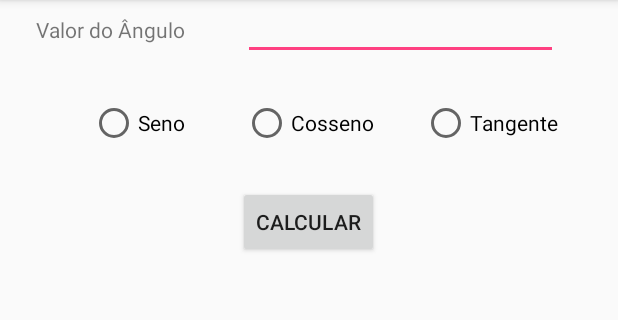
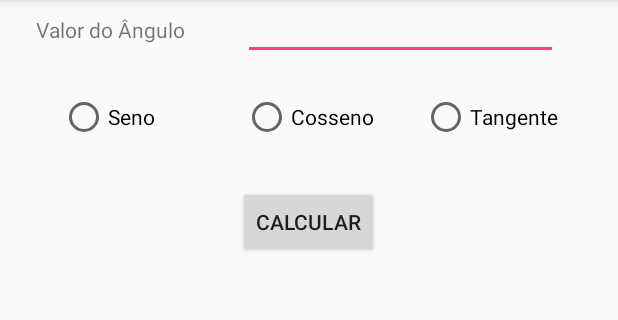
Before and after one commit to SenaiRaulChristian/calculoAngulo, an Android app: the screen it shows after launch (MainActivity), on a phone screen of 412 x 824 dp, the part 84-404 px from its top. Run offline under Robolectric (Android 15) with nearby library versions, the phone set to English and light mode, and no system bars.

Commit message:
Commit do log
unclusão de log

```diff
--- a/app/src/main/java/br/com/rafaelleme/senai/calculoangulo/MainActivity.java
+++ b/app/src/main/java/br/com/rafaelleme/senai/calculoangulo/MainActivity.java
@@ -3,6 +3,7 @@ package br.com.rafaelleme.senai.calculoangulo;
 import android.support.v7.app.AlertDialog;
 import android.support.v7.app.AppCompatActivity;
 import android.os.Bundle;
+import android.util.Log;
 import android.view.View;
 import android.widget.Button;
 import android.widget.EditText;
@@ -32,6 +33,8 @@ public class MainActivity extends AppCompatActivity implements View.OnClickListe
         rbCosseno.setOnClickListener(this);
         rbTang.setOnClickListener(this);
         btCalcular.setOnClickListener(this);
+
+        Log.i("SENAI", "Esse é o meu primeiro LOG");
     }
 
     public double calcularSeno(double angulo){
@@ -67,7 +70,7 @@ public class MainActivity extends AppCompatActivity implements View.OnClickListe
         digAlerta = new AlertDialog.Builder( this).create();
         digAlerta.setTitle(titulo);
         //String valorFormatado = String.format("0.2%", valorCalculado);
-        DecimalFormat format = new DecimalFormat( "0.0002");
+        DecimalFormat format = new DecimalFormat( "0.0000");
         String valorFormatado = format.format(valorCalculado);
         digAlerta.setMessage(String.valueOf(valorFormatado));
         digAlerta.show();
--- a/app/src/main/res/layout/activity_main.xml
+++ b/app/src/main/res/layout/activity_main.xml
@@ -21,9 +21,10 @@
         android:id="@+id/rbSeno"
         android:layout_width="wrap_content"
         android:layout_height="wrap_content"
-        android:layout_alignEnd="@+id/textView"
+        android:layout_alignParentStart="true"
         android:layout_alignParentTop="true"
-        android:layout_marginTop="66dp"
+        android:layout_marginStart="40dp"
+        android:layout_marginTop="62dp"
         android:text="Seno" />
 
     <RadioButton
@@ -38,8 +39,9 @@
         android:id="@+id/rbTang"
         android:layout_width="wrap_content"
         android:layout_height="wrap_content"
-        android:layout_alignEnd="@+id/edtValorAngulo"
+        android:layout_alignParentEnd="true"
         android:layout_alignTop="@+id/rbSeno"
+        android:layout_marginEnd="40dp"
         android:text="Tangente" />
 
     <EditText
```
